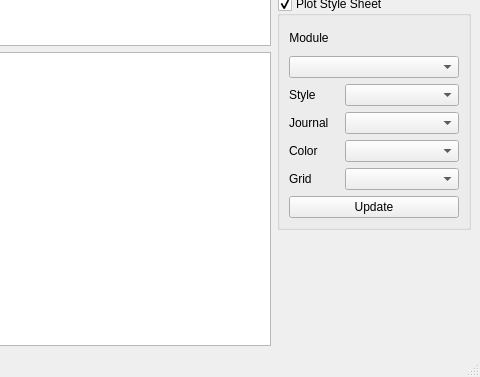
Above: TumorVolumeExperimentView.ui from DennisDean/TumorVolumetrics before the change; both pictures show x 445 to 925 and y 276 to 653 of the 925 by 653 pixel window. Below: the same form after it.
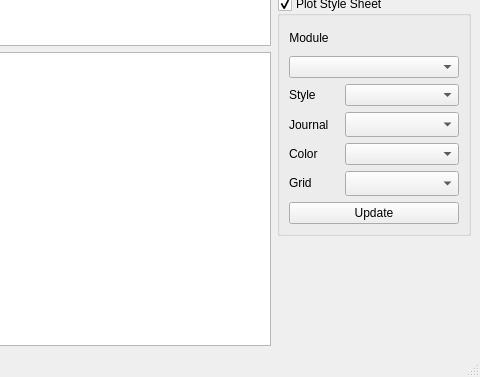
That is the form after the change.

Commit message: Added check for latex installation

What changed in the file:
```diff
--- a/TumorVolumeExperimentView.ui
+++ b/TumorVolumeExperimentView.ui
@@ -367,6 +367,12 @@
                   <layout class="QHBoxLayout" name="horizontalLayout_6">
                    <item>
                     <widget class="QLabel" name="label_13">
+                     <property name="sizePolicy">
+                      <sizepolicy hsizetype="Preferred" vsizetype="Fixed">
+                       <horstretch>0</horstretch>
+                       <verstretch>0</verstretch>
+                      </sizepolicy>
+                     </property>
                      <property name="minimumSize">
                       <size>
                        <width>50</width>
@@ -415,7 +421,20 @@
                     </widget>
                    </item>
                    <item>
-                    <widget class="QComboBox" name="comboBox_plot_scienceplot_journal"/>
+                    <widget class="QComboBox" name="comboBox_plot_scienceplot_journal">
+                     <property name="minimumSize">
+                      <size>
+                       <width>0</width>
+                       <height>25</height>
+                      </size>
+                     </property>
+                     <property name="maximumSize">
+                      <size>
+                       <width>16777215</width>
+                       <height>25</height>
+                      </size>
+                     </property>
+                    </widget>
                    </item>
                   </layout>
                  </item>
@@ -441,7 +460,14 @@
                     </widget>
                    </item>
                    <item>
-                    <widget class="QComboBox" name="comboBox_plot_scienceplot_color"/>
+                    <widget class="QComboBox" name="comboBox_plot_scienceplot_color">
+                     <property name="sizePolicy">
+                      <sizepolicy hsizetype="Preferred" vsizetype="Preferred">
+                       <horstretch>0</horstretch>
+                       <verstretch>0</verstretch>
+                      </sizepolicy>
+                     </property>
+                    </widget>
                    </item>
                   </layout>
                  </item>
@@ -483,13 +509,13 @@
                      <property name="minimumSize">
                       <size>
                        <width>110</width>
-                       <height>0</height>
+                       <height>25</height>
                       </size>
                      </property>
                      <property name="maximumSize">
                       <size>
                        <width>16777215</width>
-                       <height>16777215</height>
+                       <height>25</height>
                       </size>
                      </property>
                     </widget>
```
The commit also changes 2 other files.
